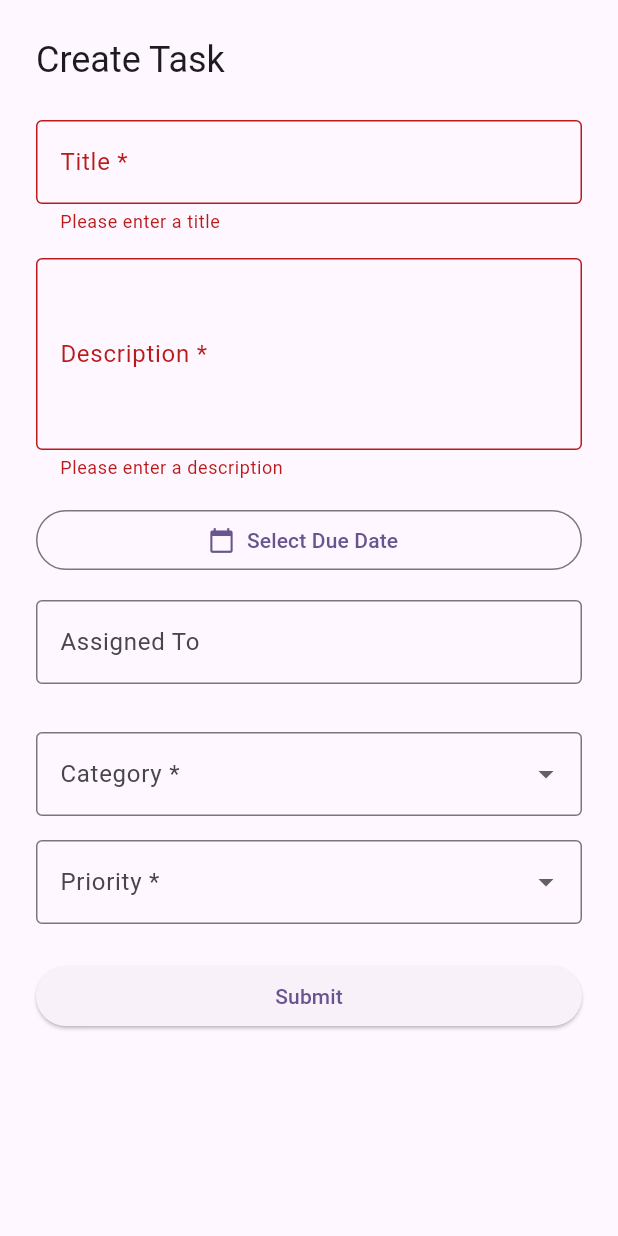
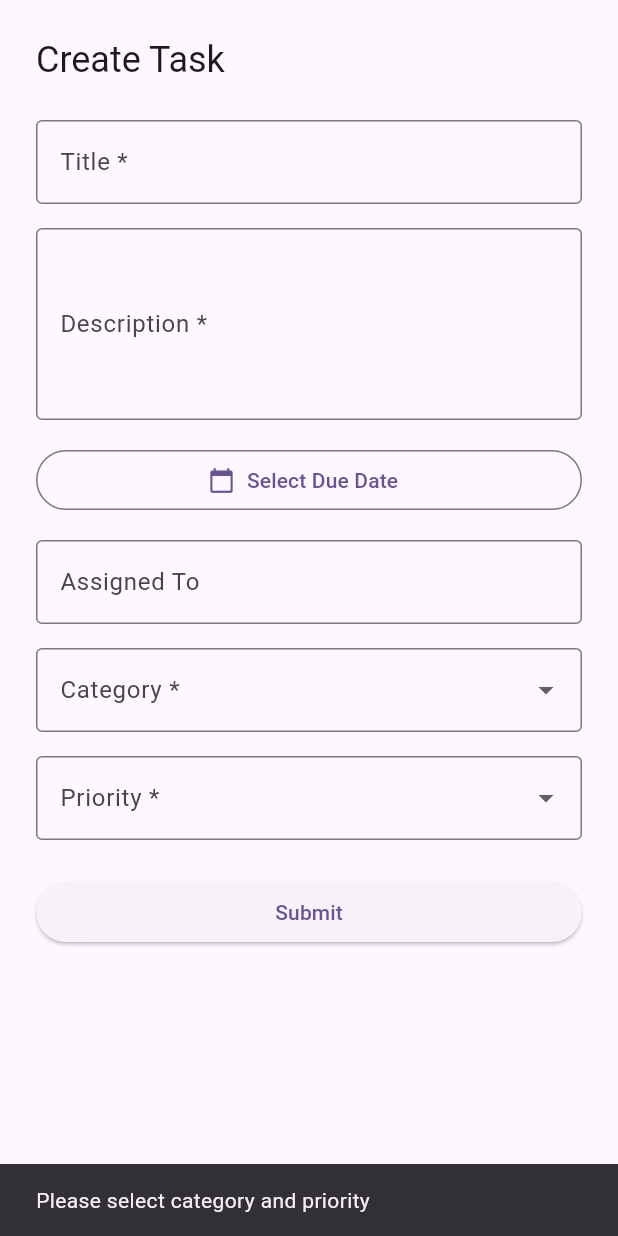
Before and after one commit to rajnikant2002/task_management, a Flutter app: the TaskFormBottomSheet widget shown alone on an empty page, opened directly with empty values, after a tap on "Submit", on a phone screen of 412 x 824 dp. Run offline on Flutter 3.47's test engine with Material 3 defaults, Android fonts, the phone set to English and light mode, and no system bars; our stand-ins replace connectivity_plus, dio; network calls fail.

Commit message:
Remove task classification functionality from TaskProvider and ApiService, simplifying task management. Clean up TaskFormBottomSheet by eliminating unused classification logic and related UI elements, enhancing code clarity and maintainability.

```diff
--- a/lib/providers/task_provider.dart
+++ b/lib/providers/task_provider.dart
@@ -121,16 +121,6 @@ class TaskProvider with ChangeNotifier {
     }
   }
 
-  Future<Map<String, dynamic>> classifyTask(
-    String title,
-    String description,
-  ) async {
-    try {
-      return await _apiService.classifyTask(title, description);
-    } catch (e) {
-      return {'category': 'other', 'priority': 'medium'};
-    }
-  }
 
   void setSearchQuery(String query) {
     _searchQuery = query;
--- a/lib/services/api_service.dart
+++ b/lib/services/api_service.dart
@@ -127,19 +127,5 @@ class ApiService {
     }
   }
 
-  Future<Map<String, dynamic>> classifyTask(
-    String title,
-    String description,
-  ) async {
-    try {
-      final response = await _dio.post(
-        '/tasks/classify',
-        data: {'title': title, 'description': description},
-      );
-      return response.data['data'] ?? response.data;
-    } catch (e) {
-      // Return default values if classification fails
-      return {'category': 'other', 'priority': 'medium'};
-    }
-  }
+
 }
--- a/lib/widgets/task_form_bottom_sheet.dart
+++ b/lib/widgets/task_form_bottom_sheet.dart
@@ -19,14 +19,9 @@ class _TaskFormBottomSheetState extends State<TaskFormBottomSheet> {
   final _descriptionController = TextEditingController();
   final _assignedToController = TextEditingController();
 
-  // Listeners for reactive updates
-  bool _canClassify = false;
-
   DateTime? _selectedDueDate;
   TaskCategory? _selectedCategory;
   TaskPriority? _selectedPriority;
-  bool _isClassifying = false;
-  bool _showClassification = false;
 
   @override
   void initState() {
@@ -39,60 +34,14 @@ class _TaskFormBottomSheetState extends State<TaskFormBottomSheet> {
       _selectedCategory = widget.task!.category;
       _selectedPriority = widget.task!.priority;
     }
-
-    // Add listeners for reactive button visibility
-    _titleController.addListener(_updateCanClassify);
-    _descriptionController.addListener(_updateCanClassify);
-    _updateCanClassify();
-  }
-
-  void _updateCanClassify() {
-    final canClassify =
-        _titleController.text.isNotEmpty &&
-        _descriptionController.text.isNotEmpty;
-    if (_canClassify != canClassify) {
-      setState(() {
-        _canClassify = canClassify;
-      });
-    }
   }
 
   @override
   void dispose() {
-    _titleController.removeListener(_updateCanClassify);
-    _descriptionController.removeListener(_updateCanClassify);
     _titleController.dispose();
     _descriptionController.dispose();
     _assignedToController.dispose();
     super.dispose();
-  }
-
-  Future<void> _classifyTask() async {
-    if (_titleController.text.isEmpty || _descriptionController.text.isEmpty) {
-      return;
-    }
-
-    setState(() {
-      _isClassifying = true;
-    });
-
-    try {
-      final classification = await widget.taskProvider.classifyTask(
-        _titleController.text,
-        _descriptionController.text,
-      );
-
-      setState(() {
-        _selectedCategory = TaskCategory.fromString(classification['category']);
-        _selectedPriority = TaskPriority.fromString(classification['priority']);
-        _showClassification = true;
-        _isClassifying = false;
-      });
-    } catch (e) {
-      setState(() {
-        _isClassifying = false;
-      });
-    }
   }
 
   Future<void> _selectDate() async {
@@ -110,25 +59,6 @@ class _TaskFormBottomSheetState extends State<TaskFormBottomSheet> {
   }
 
   Future<void> _submit() async {
-    if (!_formKey.currentState!.validate()) {
-      return;
-    }
-
-    // Ensure auto-classification runs at least once before saving
-    if (_selectedCategory == null || _selectedPriority == null) {
-      await _classifyTask();
-      if (mounted) {
-        ScaffoldMessenger.of(context).showSnackBar(
-          const SnackBar(
-            content: Text(
-              'Auto-classified. Review/adjust category & priority, then submit again.',
-            ),
-          ),
-        );
-      }
-      return;
-    }
-
     if (_selectedCategory == null || _selectedPriority == null) {
       ScaffoldMessenger.of(context).showSnackBar(
         const SnackBar(content: Text('Please select category and priority')),
@@ -209,13 +139,6 @@ class _TaskFormBottomSheetState extends State<TaskFormBottomSheet> {
                     }
                     return null;
                   },
-                  onChanged: (_) {
-                    if (_showClassification) {
-                      setState(() {
-                        _showClassification = false;
-                      });
-                    }
-                  },
                 ),
                 const SizedBox(height: 16),
                 TextFormField(
@@ -230,13 +153,6 @@ class _TaskFormBottomSheetState extends State<TaskFormBottomSheet> {
                       return 'Please enter a description';
                     }
                     return null;
-                  },
-                  onChanged: (_) {
-                    if (_showClassification) {
-                      setState(() {
-                        _showClassification = false;
-                      });
-                    }
                   },
                 ),
                 const SizedBox(height: 16),
@@ -257,44 +173,6 @@ class _TaskFormBottomSheetState extends State<TaskFormBottomSheet> {
                     border: OutlineInputBorder(),
                   ),
                 ),
-                const SizedBox(height: 16),
-                if (_canClassify)
-                  OutlinedButton(
-                    onPressed: _isClassifying ? null : _classifyTask,
-                    child: _isClassifying
-                        ? const SizedBox(
-                            height: 20,
-                            width: 20,
-                            child: CircularProgressIndicator(strokeWidth: 2),
-                          )
-                        : const Text('Auto-Classify'),
-                  ),
-                if (_showClassification) ...[
-                  const SizedBox(height: 16),
-                  Container(
-                    padding: const EdgeInsets.all(12),
-                    decoration: BoxDecoration(
-                      color: Colors.blue.shade50,
-                      borderRadius: BorderRadius.circular(8),
-                      border: Border.all(color: Colors.blue.shade200),
-                    ),
-                    child: Column(
-                      crossAxisAlignment: CrossAxisAlignment.start,
-                      children: [
-                        Text(
-                          'Auto-generated Classification:',
-                          style: TextStyle(
-                            fontWeight: FontWeight.bold,
-                            color: Colors.blue.shade900,
-                          ),
-                        ),
-                        const SizedBox(height: 8),
-                        Text('Category: ${_selectedCategory?.value ?? 'N/A'}'),
-                        Text('Priority: ${_selectedPriority?.value ?? 'N/A'}'),
-                      ],
-                    ),
-                  ),
-                ],
                 const SizedBox(height: 16),
                 DropdownButtonFormField<TaskCategory>(
                   value: _selectedCategory,
```
Also changed, not shown: lib/widgets/skeleton_loader.dart (line endings or trailing spaces).
